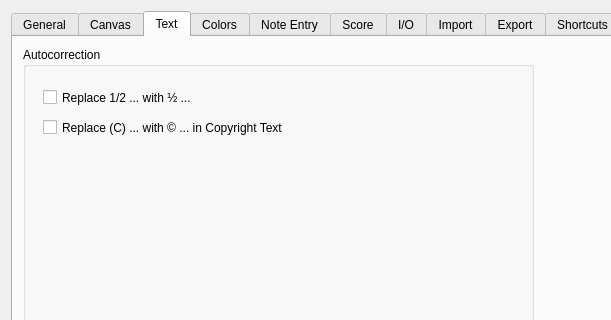
musescore/musescore-old, file mscore/mscore/prefsdialog.ui: the form before one commit; both pictures show x 0 to 611 and y 0 to 320 of the 952 by 727 pixel window.
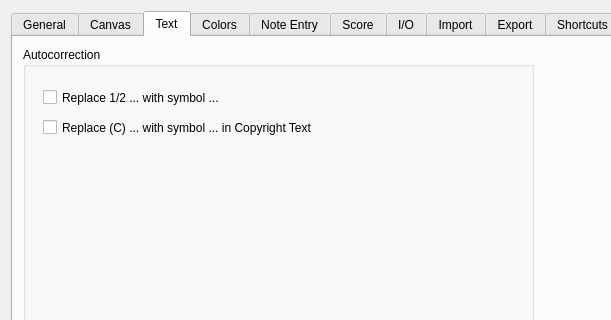
The form after the commit. The open tabs and pages were chosen to show the change. Icons and pictures are not drawn. Custom widgets are drawn as their Qt base class.

The edit to the form file:
```diff
--- a/mscore/mscore/prefsdialog.ui
+++ b/mscore/mscore/prefsdialog.ui
@@ -889,7 +889,7 @@
          </rect>
         </property>
         <property name="text">
-         <string>Replace 1/2 ... with ½ ...</string>
+         <string>Replace 1/2 ... with symbol ...</string>
         </property>
        </widget>
        <widget class="QCheckBox" name="replaceCopyrightSymbol">
@@ -902,7 +902,7 @@
          </rect>
         </property>
         <property name="text">
-         <string>Replace (C) ... with © ... in Copyright Text</string>
+         <string>Replace (C) ... with symbol ... in Copyright Text</string>
         </property>
        </widget>
       </widget>
```
